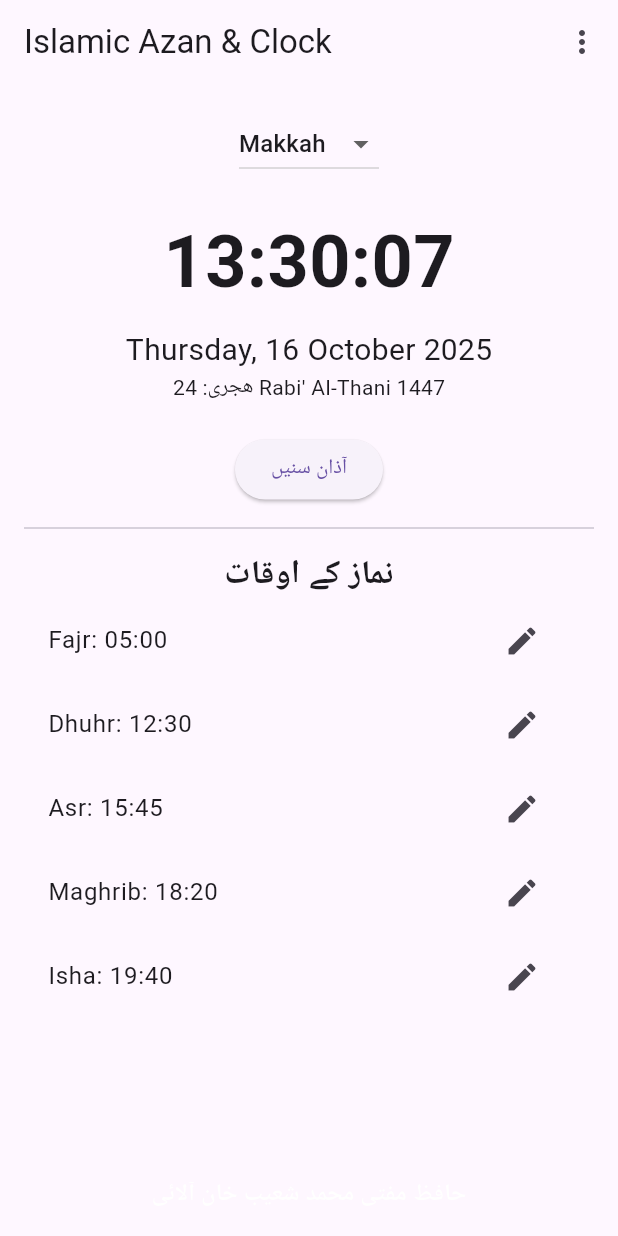
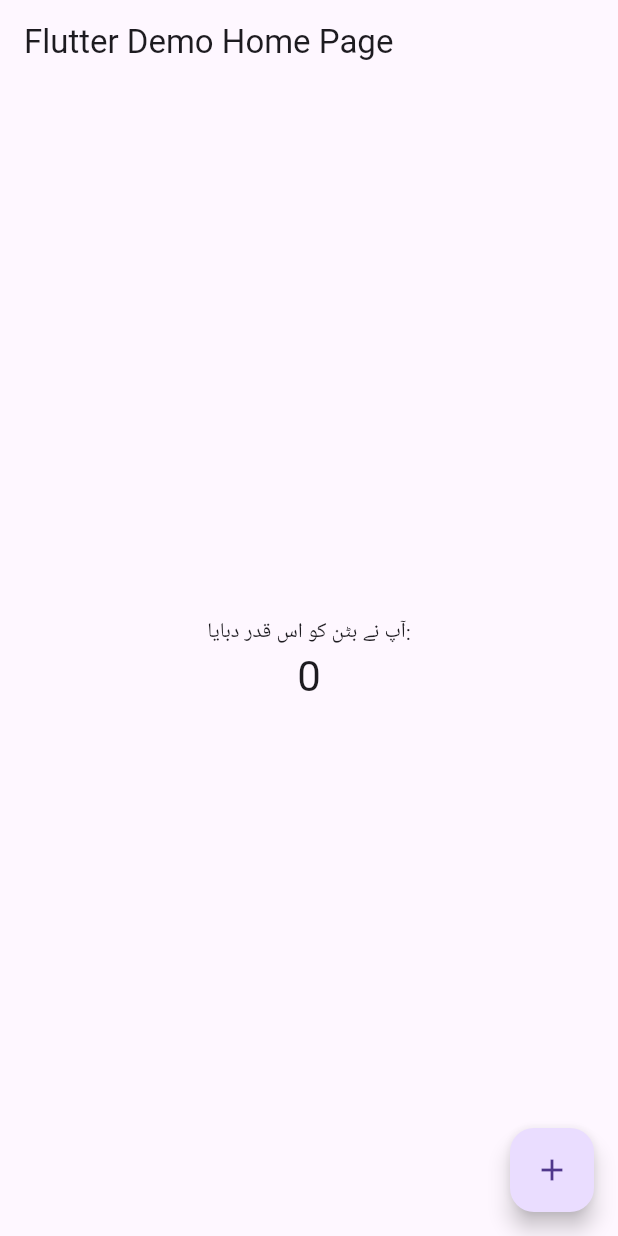
Before and after one commit to allainomi/Islamic_Azan_Clock_Mufti_Shoaib_Alai-1-, a Flutter app: the screen it shows after launch, on a phone screen of 412 x 824 dp. Run offline on Flutter 3.47's test engine with Material 3 defaults, Android fonts, the phone set to English and light mode, and no system bars; drawn by our look-alikes of shimmer.

Commit message:
Update main.dart

```diff
--- a/lib/main.dart
+++ b/lib/main.dart
@@ -1,203 +1,67 @@
 import 'package:flutter/material.dart';
-import 'package:intl/intl.dart';
-import 'package:hijri/hijri_calendar.dart';
-import 'package:audioplayers/audioplayers.dart';
-import 'package:shimmer/shimmer.dart';
 
 void main() {
-  runApp(const DigitalClockApp());
+  runApp(const MyApp());
 }
 
-class DigitalClockApp extends StatefulWidget {
-  const DigitalClockApp({Key? key}) : super(key: key);
-
-  @override
-  State<DigitalClockApp> createState() => _DigitalClockAppState();
-}
-
-class _DigitalClockAppState extends State<DigitalClockApp> {
-  ThemeMode themeMode = ThemeMode.system;
-  String selectedCity = 'Makkah';
-  Map<String, Duration> cityOffsets = {
-    'Makkah': const Duration(hours: 3),
-    'Karachi': const Duration(hours: 5),
-    'London': const Duration(hours: 1),
-    'New York': const Duration(hours: -4),
-    'Tokyo': const Duration(hours: 9),
-  };
-  Map<String, String> prayerTimes = {
-    'Fajr': '05:00',
-    'Dhuhr': '12:30',
-    'Asr': '15:45',
-    'Maghrib': '18:20',
-    'Isha': '19:40',
-  };
-  final AudioPlayer _audioPlayer = AudioPlayer();
-
-  void _playAzan() async {
-    try {
-      await _audioPlayer.play(AssetSource('azan.mp3'));
-    } catch (e) {
-      // If asset missing or playback fails, ignore (app still runs)
-    }
-  }
-
-  void _editPrayerTime(String prayer) async {
-    final TextEditingController controller = TextEditingController(text: prayerTimes[prayer]);
-    await showDialog(
-      context: context,
-      builder: (context) => AlertDialog(
-        title: Text('$prayer وقت تبدیل کریں'),
-        content: TextField(
-          controller: controller,
-          decoration: const InputDecoration(labelText: 'HH:mm'),
-        ),
-        actions: [
-          TextButton(
-            onPressed: () {
-              setState(() {
-                prayerTimes[prayer] = controller.text;
-              });
-              Navigator.pop(context);
-            },
-            child: const Text('محفوظ کریں'),
-          ),
-        ],
-      ),
-    );
-  }
+class MyApp extends StatelessWidget {
+  const MyApp({super.key});
 
   @override
   Widget build(BuildContext context) {
     return MaterialApp(
-      debugShowCheckedModeBanner: false,
-      title: 'Islamic Azan & Clock by Mufti Shoaib Alai',
-      theme: ThemeData.light(),
-      darkTheme: ThemeData.dark(),
-      themeMode: themeMode,
-      home: Scaffold(
-        appBar: AppBar(
-          title: const Text('Islamic Azan & Clock'),
-          actions: [
-            PopupMenuButton<String>(
-              onSelected: (value) {
-                if (value == 'theme_light') {
-                  setState(() => themeMode = ThemeMode.light);
-                } else if (value == 'theme_dark') {
-                  setState(() => themeMode = ThemeMode.dark);
-                } else if (value == 'theme_system') {
-                  setState(() => themeMode = ThemeMode.system);
-                }
-              },
-              itemBuilder: (context) => const [
-                PopupMenuItem(value: 'theme_light', child: Text('Light Theme')),
-                PopupMenuItem(value: 'theme_dark', child: Text('Dark Theme')),
-                PopupMenuItem(value: 'theme_system', child: Text('System Theme')),
-              ],
-            ),
-          ],
-        ),
-        body: ClockScreen(
-          selectedCity: selectedCity,
-          cityOffsets: cityOffsets,
-          onCityChange: (city) => setState(() => selectedCity = city),
-          prayerTimes: prayerTimes,
-          onEditPrayer: _editPrayerTime,
-          onPlayAzan: _playAzan,
-        ),
+      title: 'Flutter Demo',
+      theme: ThemeData(
+        primarySwatch: Colors.blue,
+        useMaterial3: true,
       ),
+      home: const MyHomePage(title: 'Flutter Demo Home Page'),
     );
   }
 }
 
-class ClockScreen extends StatefulWidget {
-  final String selectedCity;
-  final Map<String, Duration> cityOffsets;
-  final void Function(String) onCityChange;
-  final Map<String, String> prayerTimes;
-  final void Function(String) onEditPrayer;
-  final VoidCallback onPlayAzan;
+class MyHomePage extends StatefulWidget {
+  const MyHomePage({super.key, required this.title});
 
-  const ClockScreen({
-    Key? key,
-    required this.selectedCity,
-    required this.cityOffsets,
-    required this.onCityChange,
-    required this.prayerTimes,
-    required this.onEditPrayer,
-    required this.onPlayAzan,
-  }) : super(key: key);
+  final String title;
 
   @override
-  State<ClockScreen> createState() => _ClockScreenState();
+  State<MyHomePage> createState() => _MyHomePageState();
 }
 
-class _ClockScreenState extends State<ClockScreen> {
-  late DateTime currentTime;
+class _MyHomePageState extends State<MyHomePage> {
+  int _counter = 0;
 
-  @override
-  void initState() {
-    super.initState();
-    currentTime = DateTime.now().toUtc().add(widget.cityOffsets[widget.selectedCity]!);
-    _updateClock();
-  }
-
-  void _updateClock() {
-    Future.delayed(const Duration(seconds: 1), () {
-      if (!mounted) return;
-      setState(() {
-        currentTime = DateTime.now().toUtc().add(widget.cityOffsets[widget.selectedCity]!);
-      });
-      _updateClock();
+  void _incrementCounter() {
+    setState(() {
+      _counter++;
     });
   }
 
   @override
   Widget build(BuildContext context) {
-    String formattedTime = DateFormat('HH:mm:ss').format(currentTime);
-    String formattedDate = DateFormat('EEEE, dd MMMM yyyy').format(currentTime);
-    HijriCalendar hijri = HijriCalendar.fromDate(currentTime);
-
-    return Padding(
-      padding: const EdgeInsets.all(16.0),
-      child: Column(
-        children: [
-          DropdownButton<String>(
-            value: widget.selectedCity,
-            onChanged: (value) => widget.onCityChange(value!),
-            items: widget.cityOffsets.keys
-                .map((city) => DropdownMenuItem(value: city, child: Text(city)))
-                .toList(),
-          ),
-          const SizedBox(height: 20),
-          Text(formattedTime, style: const TextStyle(fontSize: 48, fontWeight: FontWeight.bold)),
-          const SizedBox(height: 10),
-          Text(formattedDate, style: const TextStyle(fontSize: 20)),
-          Text('ھجری: ${hijri.toFormat("dd MMMM yyyy")}'),
-          const SizedBox(height: 20),
-          ElevatedButton(
-            onPressed: widget.onPlayAzan,
-            child: const Text('آذان سنیں'),
-          ),
-          const Divider(height: 30),
-          const Text('نماز کے اوقات', style: TextStyle(fontSize: 22, fontWeight: FontWeight.bold)),
-          ...widget.prayerTimes.entries.map((e) => ListTile(
-                title: Text('${e.key}: ${e.value}'),
-                trailing: IconButton(
-                  icon: const Icon(Icons.edit),
-                  onPressed: () => widget.onEditPrayer(e.key),
-                ),
-              )),
-          const Spacer(),
-          Shimmer.fromColors(
-            baseColor: Colors.white,
-            highlightColor: Colors.blueAccent,
-            child: const Text(
-              'حافظ مفتی محمد شعیب خان آلائی',
-              style: TextStyle(fontSize: 16, fontWeight: FontWeight.bold),
+    return Scaffold(
+      appBar: AppBar(
+        title: Text(widget.title),
+      ),
+      body: Center(
+        child: Column(
+          mainAxisAlignment: MainAxisAlignment.center,
+          children: <Widget>[
+            const Text(
+              'آپ نے بٹن کو اس قدر دبایا:',
             ),
-          ),
-        ],
+            Text(
+              '$_counter',
+              style: Theme.of(context).textTheme.headlineMedium,
+            ),
+          ],
+        ),
+      ),
+      floatingActionButton: FloatingActionButton(
+        onPressed: _incrementCounter,
+        tooltip: 'Increment',
+        child: const Icon(Icons.add),
       ),
     );
   }
```
